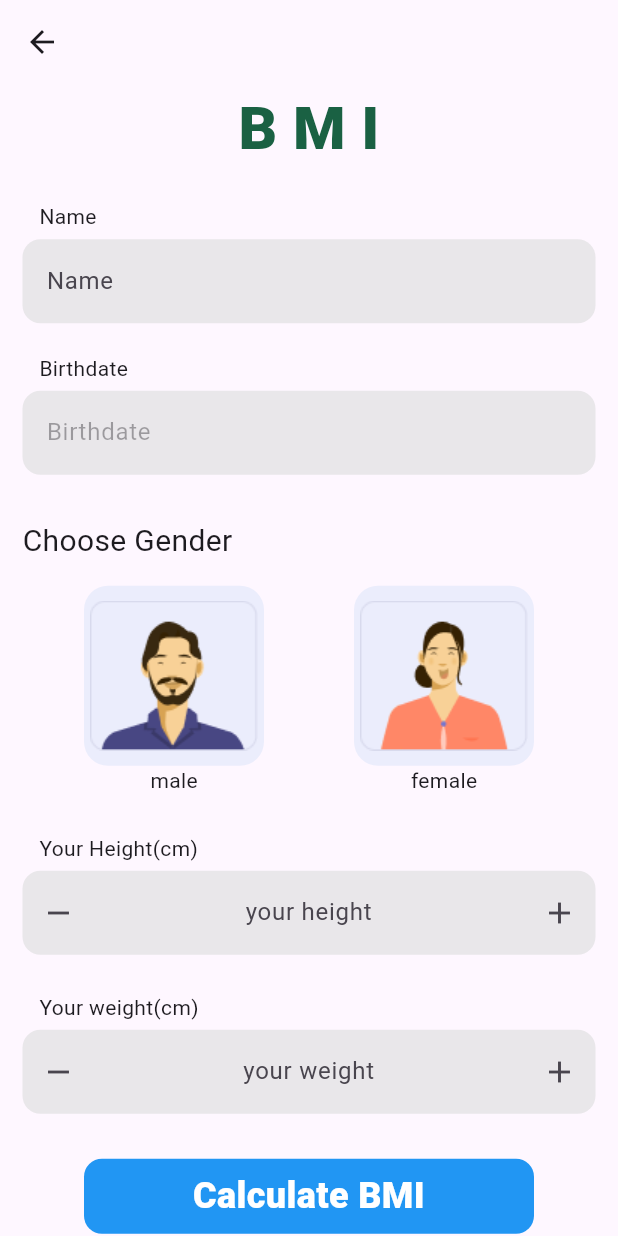
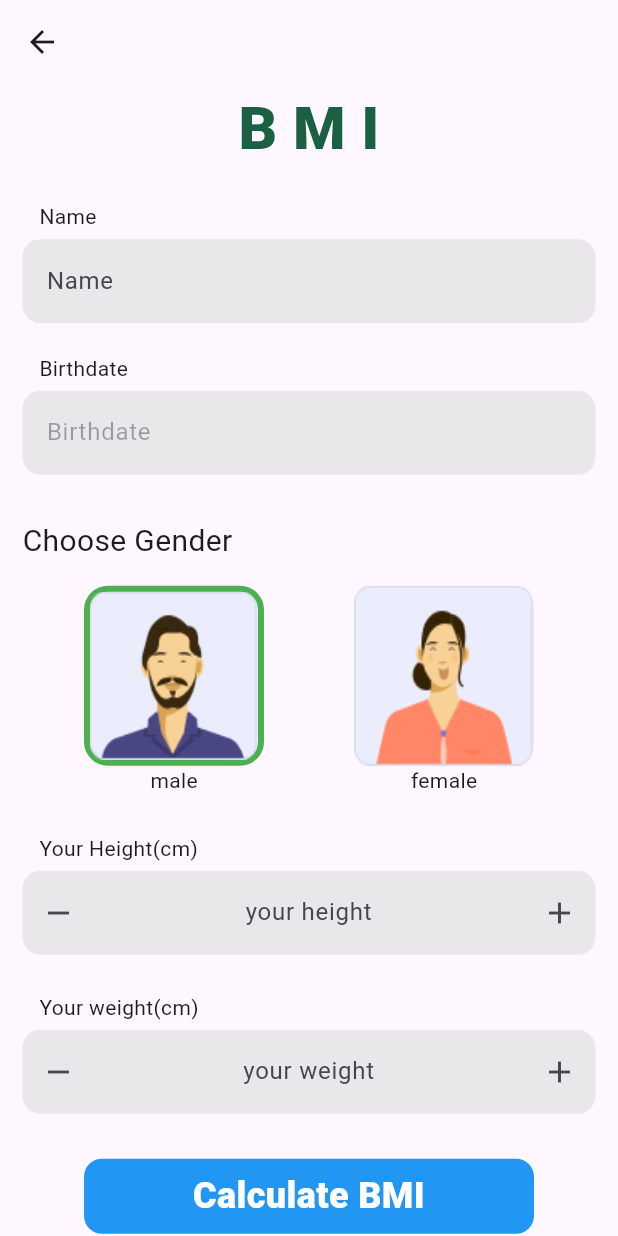
Before and after one commit to MohammedEmadSelim/bmi_march_26, a Flutter app: the screen it shows after launch, after a tap on "Get Started", on a phone screen of 412 x 824 dp. Run offline on Flutter 3.47's test engine with Material 3 defaults, Android fonts, the phone set to English and light mode, and no system bars.

Commit message:
Adding gender selection logic

```diff
--- a/lib/main.dart
+++ b/lib/main.dart
@@ -12,70 +12,9 @@ class MyApp extends StatelessWidget {
   @override
   Widget build(BuildContext context) {
     return MaterialApp(
-      title: 'Flutter Demo',
-      theme: ThemeData(
-        // This is the theme of your application.
-        //
-        // TRY THIS: Try running your application with "flutter run". You'll see
-        // the application has a purple toolbar. Then, without quitting the app,
-        // try changing the seedColor in the colorScheme below to Colors.green
-        // and then invoke "hot reload" (save your changes or press the "hot
-        // reload" button in a Flutter-supported IDE, or press "r" if you used
-        // the command line to start the app).
-        //
-        // Notice that the counter didn't reset back to zero; the application
-        // state is not lost during the reload. To reset the state, use hot
-        // restart instead.
-        //
-        // This works for code too, not just values: Most code changes can be
-        // tested with just a hot reload.
-        colorScheme: ColorScheme.fromSeed(seedColor: Colors.deepPurple),
-      ),
-      home: const MyHomePage(title: 'Flutter Demo Home Page'),
+      debugShowCheckedModeBanner: false,
+
+      home: const HomeScreen(),
     );
   }
 }
-
-class MyHomePage extends StatefulWidget {
-  const MyHomePage({super.key, required this.title});
-
-  // This widget is the home page of your application. It is stateful, meaning
-  // that it has a State object (defined below) that contains fields that affect
-  // how it looks.
-
-  // This class is the configuration for the state. It holds the values (in this
-  // case the title) provided by the parent (in this case the App widget) and
-  // used by the build method of the State. Fields in a Widget subclass are
-  // always marked "final".
-
-  final String title;
-
-  @override
-  State<MyHomePage> createState() => _MyHomePageState();
-}
-
-class _MyHomePageState extends State<MyHomePage> {
-  int _counter = 0;
-
-  void _incrementCounter() {
-    setState(() {
-      // This call to setState tells the Flutter framework that something has
-      // changed in this State, which causes it to rerun the build method below
-      // so that the display can reflect the updated values. If we changed
-      // _counter without calling setState(), then the build method would not be
-      // called again, and so nothing would appear to happen.
-      _counter++;
-    });
-  }
-
-  @override
-  Widget build(BuildContext context) {
-    // This method is rerun every time setState is called, for instance as done
-    // by the _incrementCounter method above.
-    //
-    // The Flutter framework has been optimized to make rerunning build methods
-    // fast, so that you can just rebuild anything that needs updating rather
-    // than having to individually change instances of widgets.
-    return HomeScreen();
-  }
-}
--- a/lib/screens/inf_screen.dart
+++ b/lib/screens/inf_screen.dart
@@ -1,8 +1,11 @@
 import 'package:bmi_march_26/widgets/custom_text_form.dart';
 import 'package:flutter/material.dart';
 
+import '../widgets/gender_selection.dart';
+
 class InfScreen extends StatefulWidget {
-  InfScreen({super.key});
+  const InfScreen({super.key});
+
 
   @override
   State<InfScreen> createState() => _InfScreenState();
@@ -14,7 +17,7 @@ class _InfScreenState extends State<InfScreen> {
   final TextEditingController dateController = TextEditingController();
 
   final TextEditingController weightController = TextEditingController();
-
+  int? gender;
   @override
   Widget build(BuildContext context) {
     return Scaffold(
@@ -38,66 +41,25 @@ class _InfScreenState extends State<InfScreen> {
                   CustomTextForm(
                     label: 'Birthdate',
                     enable: false,
-                    onTap:
-                      () async {
-
+                    onTap:() async {
+                      print("Birthdate field taped");
                       var res = await showDatePicker(
                         context: context,
                         firstDate: DateTime(2000),
-                          lastDate: DateTime(2030),
+                        lastDate: DateTime.now(),
                       );
+                      print(res);
                       if (res != null) {
                         String date = res.toIso8601String();
 
                         dateController.text = date.substring(0, 10);
                       }
-                        setState(() {
-                        });
                     },
-
-
                   ),
                   SizedBox(height: 30),
-                  Row(
-                    children: [
-                      Text('Choose Gender', style: TextStyle(fontSize: 20)),
-                    ],
-                  ),
-                  SizedBox(height: 15),
-                  Row(
-                    mainAxisAlignment: MainAxisAlignment.center,
-                    children: [
-                      Column(
-                        children: [
-                          Container(
-                            width: 120,
-                            height: 120,
-                            decoration: BoxDecoration(
-                              color: Color(0xffEBEDFC),
-                              borderRadius: BorderRadius.circular(16),
-                            ),
-                            child: Image.asset('assets/images/male.png'),
-                          ),
-                          Text('male'),
-                        ],
-                      ),
-                      SizedBox(width: 60),
-                      Column(
-                        children: [
-                          Container(
-                            width: 120,
-                            height: 120,
-                            decoration: BoxDecoration(
-                              color: Color(0xffEBEDFC),
-                              borderRadius: BorderRadius.circular(16),
-                            ),
-                            child: Image.asset('assets/images/female.png'),
-                          ),
-                          Text('female'),
-                        ],
-                      ),
-                    ],
-                  ),
+                  GenderSelection(selectedGender: (value) {
+                    gender = value;
+                  },),
                   SizedBox(height: 25),
                   Row(children: [Text('   Your Height(cm)')]),
                   SizedBox(height: 5),
--- a/lib/widgets/custom_text_form.dart
+++ b/lib/widgets/custom_text_form.dart
@@ -11,7 +11,7 @@ class CustomTextForm extends StatelessWidget {
   TextEditingController? controller = TextEditingController();
   final String label;
   final bool enable;
-  void Function()? onTap;
+   final void Function()? onTap;
   @override
   Widget build(BuildContext context) {
     return Column(
--- /dev/null
+++ b/lib/widgets/gender_selection.dart
@@ -0,0 +1,79 @@
+import 'package:flutter/material.dart';
+
+class GenderSelection extends StatefulWidget {
+  const GenderSelection({super.key, required this.selectedGender});
+  final ValueChanged<int> selectedGender;
+  @override
+  State<GenderSelection> createState() => _GenderSelectionState();
+}
+
+class _GenderSelectionState extends State<GenderSelection> {
+  int genderSelection = 0 ;
+  @override
+  Widget build(BuildContext context) {
+    return Column(
+      children: [
+        Row(
+          children: [
+            Text('Choose Gender', style: TextStyle(fontSize: 20)),
+          ],
+        ),
+        SizedBox(height: 15),
+        Row(
+          mainAxisAlignment: MainAxisAlignment.center,
+          children: [
+            GestureDetector(
+              onTap: (){
+                genderSelection = 0;
+                // widget.selectedGender(genderSelection);
+                setState(() {});
+              },
+              child: Column(
+                children: [
+                  Container(
+                    width: 120,
+                    height: 120,
+                    decoration: BoxDecoration(
+                      color: Color(0xffEBEDFC),
+                      borderRadius: BorderRadius.circular(16),
+                      border: genderSelection == 0
+                          ? Border.all(color: Colors.green, width: 4)
+                          : null,
+                    ),
+                    child: Image.asset('assets/images/male.png',fit: BoxFit.fill,),
+                  ),
+                  Text('male'),
+                ],
+              ),
+            ),
+            SizedBox(width: 60),
+            GestureDetector(
+              onTap: (){
+                genderSelection = 1;
+                // widget.selectedGender(genderSelection);
+                setState(() {});
+              },
+              child: Column(
+                children: [
+                  Container(
+                    width: 120,
+                    height: 120,
+                    decoration: BoxDecoration(
+                      color: Color(0xffEBEDFC),
+                      borderRadius: BorderRadius.circular(16),
+                      border: genderSelection == 1
+                          ? Border.all(color: Colors.green, width: 4)
+                          : null,
+                    ),
+                    child: Image.asset('assets/images/female.png',fit: BoxFit.fill,),
+                  ),
+                  Text('female'),
+                ],
+              ),
+            ),
+          ],
+        ),
+      ],
+    );
+  }
+}
```
Lines whose indentation alone changed are shown as unchanged.
